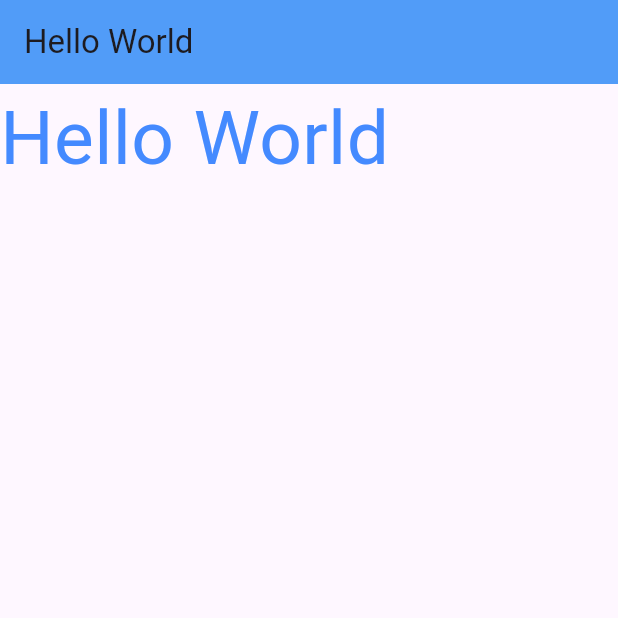
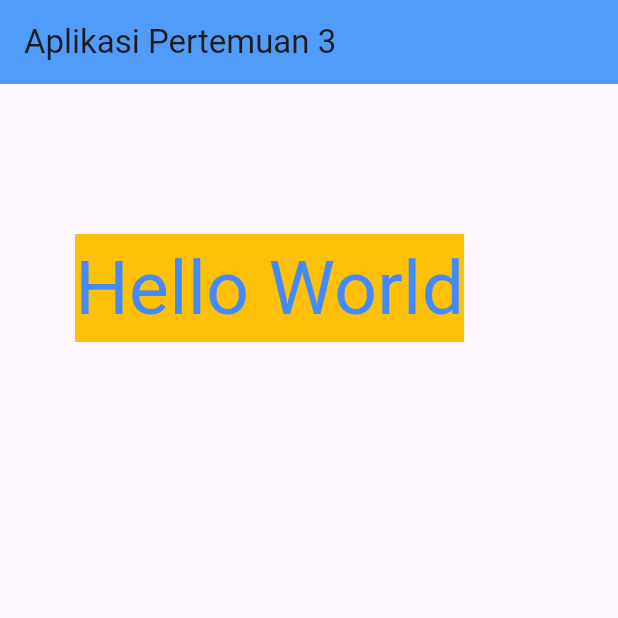
Before and after one commit to septyaanp/21102177_TI3_ppb2234-2coba, a Flutter app: the screen it shows after launch, on a phone screen of 412 x 824 dp, the top half of it. Run offline on Flutter 3.47's test engine with Material 3 defaults, Android fonts, the phone set to English and light mode, and no system bars.

Commit message:
step 3 : add Widget container

```diff
--- a/praktikum3/lib/main.dart
+++ b/praktikum3/lib/main.dart
@@ -7,20 +7,26 @@ void main() {
 class MyApp extends StatelessWidget {
   const MyApp({super.key});
 
+  // This widget is the root of your application.
   @override
   Widget build(BuildContext context) {
     return MaterialApp(
       home: Scaffold(
         appBar: AppBar(
-          title: Text('Hello World'),
-          backgroundColor: Color.fromARGB(255, 81, 156, 248),
+          title: Text('Aplikasi Pertemuan 3'),
+          backgroundColor: Color.fromARGB(
+              255, 81, 156, 248), // Ubah warna latar belakang AppBar
         ),
-        body: Text(
-          'Hello World',
-          style: TextStyle(
-            color: Colors.blueAccent,
-            fontSize: 50,
-          ),
+        body: Container(
+          margin: EdgeInsets.only(top: 100, left: 50),
+          color: Colors.amber,
+          child: Text('Hello World',
+              style: TextStyle(
+                color: Colors.blueAccent,
+                fontSize: 50,
+              )
+              // Ubah warna teks
+              ),
         ),
       ),
     );
```
